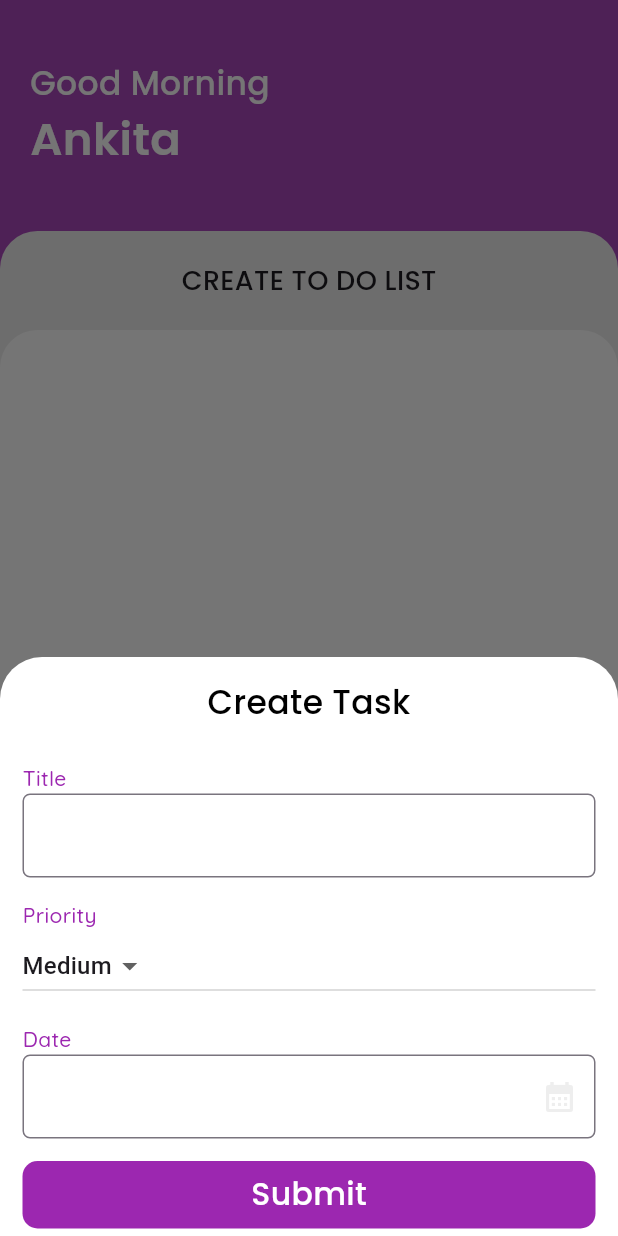
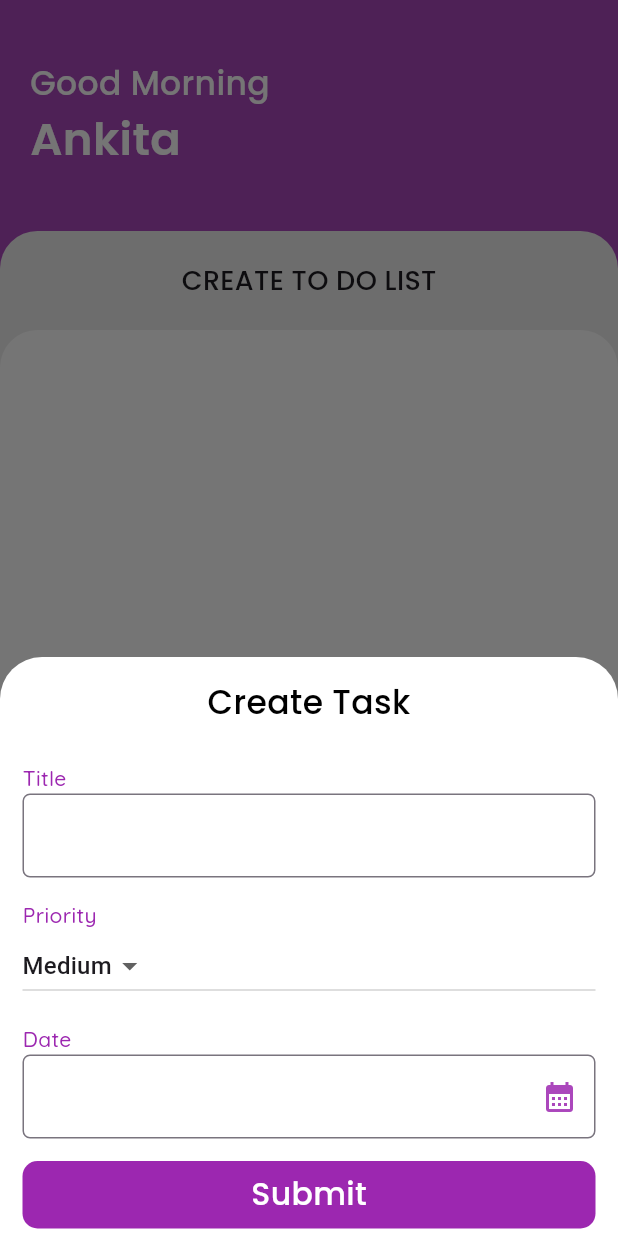
Before and after one commit to ChouguleAnkita13/Flutter_Task_Management, a Flutter app: the screen it shows after launch, after a tap on the "add" icon, on a phone screen of 412 x 824 dp. Run offline on Flutter 3.47's test engine with Material 3 defaults, Android fonts, the light colour scheme and no system bars; our stand-ins replace flutter_slidable, get, google_fonts, sqflite; accounts and stored records are empty.

Commit message:
update task

```diff
--- a/task_management/lib/controller/db_controller.dart
+++ b/task_management/lib/controller/db_controller.dart
@@ -1,13 +1,13 @@
 import 'dart:developer';
 
-import 'package:sqflite_common_ffi_web/sqflite_ffi_web.dart';
+// import 'package:sqflite_common_ffi_web/sqflite_ffi_web.dart';
 import 'package:sqflite/sqflite.dart';
 import 'package:path/path.dart';
 import 'package:task_management/model/todo_model.dart';
 
 dynamic database;
 Future<void> openDb() async {
-  databaseFactory = databaseFactoryFfiWeb;
+  // databaseFactory = databaseFactoryFfiWeb;
   database = await openDatabase(join(await getDatabasesPath(), "todo5.db"),
       version: 1, onCreate: (db, version) {
     db.execute(
--- a/task_management/lib/view/Widgets/bottomsheet_content.dart
+++ b/task_management/lib/view/Widgets/bottomsheet_content.dart
@@ -1,4 +1,5 @@
 import 'package:flutter/material.dart';
+import 'package:get/get.dart';
 import 'package:intl/intl.dart';
 import 'package:task_management/controller/getx_controller.dart';
 import 'package:task_management/model/todo_model.dart';
@@ -18,7 +19,7 @@ class BottomSheetContent extends StatelessWidget {
   /// CONSTRUCTOR TO INITIALIZE BOTTOM SHEET CONTENT
   const BottomSheetContent({
     required this.isEdit,
-    this.todoObj,
+    required this.todoObj,
     required this.todoController,
     super.key,
   });
@@ -61,18 +62,20 @@ class BottomSheetContent extends StatelessWidget {
             Text("Priority", style: ThemeManager.subHeadline),
             SizedBox(
               width: MediaQuery.of(context).size.width,
-              child: DropdownButton<String>(
+              child: Obx(
+                () => DropdownButton<String>(
                   value: todoController.selectedPriority.value,
                   onChanged: (String? newValue) {
                     todoController.selectedPriority.value = newValue!;
                   },
-                items: todoController.priorityList
+                  items: ["High", "Low", "Medium"]
                       .map<DropdownMenuItem<String>>((String value) {
                     return DropdownMenuItem<String>(
                       value: value,
                       child: Text(value),
                     );
                   }).toList(),
+                ),
               ),
             ),
             const SizedBox(height: 15),
@@ -99,7 +102,7 @@ class BottomSheetContent extends StatelessWidget {
               decoration: InputDecoration(
                 suffixIcon: Icon(
                   Icons.calendar_month,
-                  color: ThemeManager.borderColor,
+                  color: ThemeManager.backgroundColor,
                 ),
                 border: const OutlineInputBorder(
                   borderRadius: BorderRadius.all(Radius.circular(5)),
--- a/task_management/lib/view/Widgets/task_tile.dart
+++ b/task_management/lib/view/Widgets/task_tile.dart
@@ -43,7 +43,7 @@ class TaskTile extends StatelessWidget {
                 onTap: onEdit,
                 child: CircleAvatar(
                   backgroundColor: ThemeManager.primaryColor,
-                  child: const Icon(Icons.edit, color: Colors.white),
+                  child: Icon(Icons.edit, color: ThemeManager.cardColor),
                 ),
               ),
 
@@ -52,7 +52,7 @@ class TaskTile extends StatelessWidget {
                 onTap: onDelete,
                 child: CircleAvatar(
                   backgroundColor: ThemeManager.primaryColor,
-                  child: const Icon(Icons.delete, color: Colors.white),
+                  child: Icon(Icons.delete, color: ThemeManager.cardColor),
                 ),
               ),
             ],
@@ -74,7 +74,7 @@ class TaskTile extends StatelessWidget {
               alignment: Alignment.center,
               decoration: BoxDecoration(
                 shape: BoxShape.circle,
-                color: ThemeManager.cardColor,
+                color: ThemeManager.borderColor,
               ),
               child: Image.asset("assets/todo.png"),
             ),
--- a/task_management/lib/view/Widgets/theam_manager.dart
+++ b/task_management/lib/view/Widgets/theam_manager.dart
@@ -48,7 +48,7 @@ class ThemeManager {
   static Color secondaryColor = Colors.grey[200]!;
   static Color backgroundColor = Colors.purple[400]!;
   static Color cardColor = Colors.white;
-  static Color completedTaskColor = Colors.grey[100]!;
+  static Color completedTaskColor = Colors.purple[50]!;
   static Color checkboxActiveColor = Colors.green[500]!;
   static Color borderColor = Colors.grey[200]!;
 
```
Also changed, not shown: task_management/lib/view/task_screen.dart (+10 -3 lines). Lines whose indentation alone changed are shown as unchanged.
